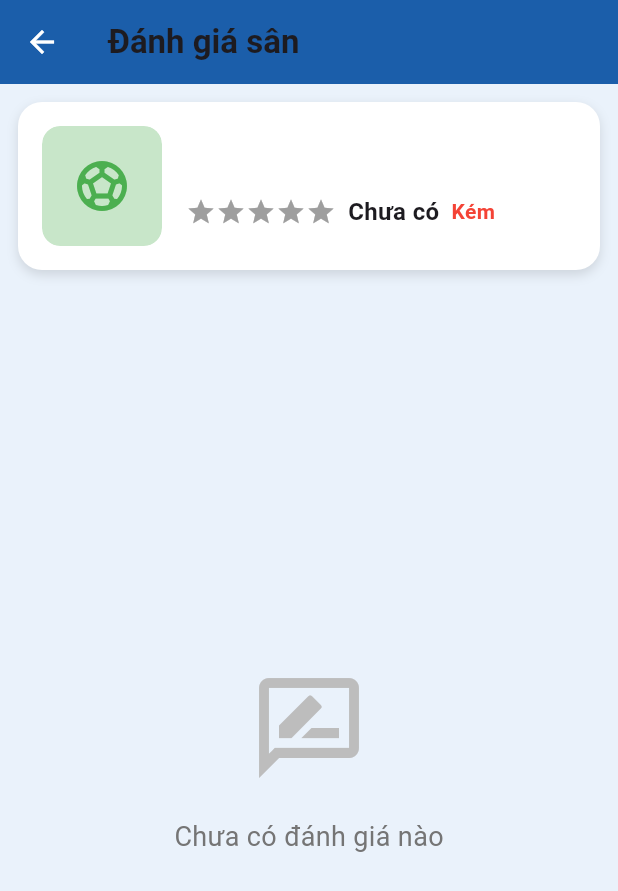
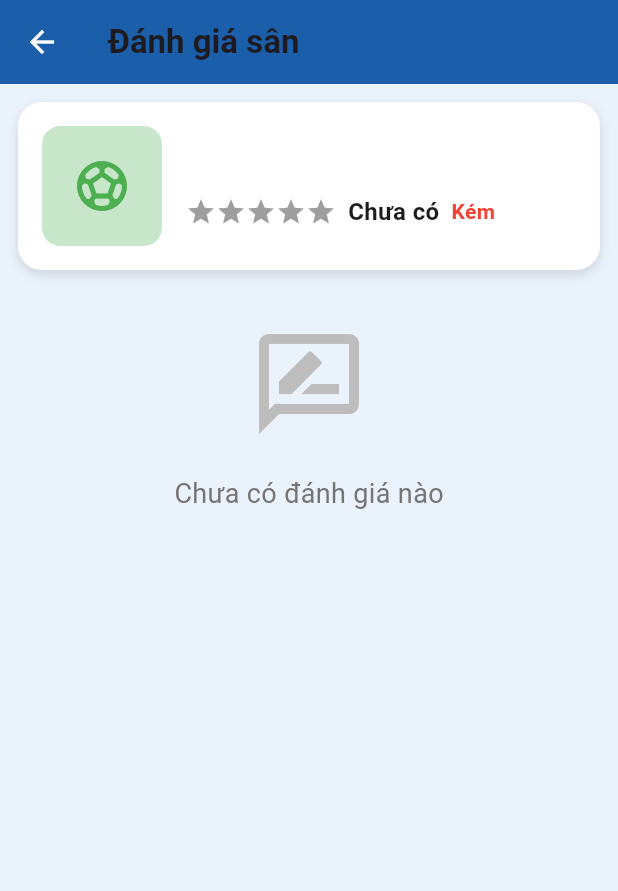
Before and after one commit to tranphicuong/FieldsHub_Project, a Flutter app: the ReviewScreen screen opened directly with empty values, on a phone screen of 412 x 824 dp. Shown: the top 891 px of the screen. Run offline on Flutter 3.47's test engine with Material 3 defaults, Android fonts, the light colour scheme and no system bars; drawn by our look-alikes of flutter_rating_bar; our stand-ins replace cached_network_image, cloud_firestore, firebase_auth, firebase_core, firebase_storage, fl_chart and 3 more; missing offline and left inert: cloudinary_public; accounts and stored records are empty; network calls fail; project files that could hold a hidden picture were left out.

Commit message:
update upload imgages

```diff
--- a/lib/services/cloudinary_service.dart
+++ b/lib/services/cloudinary_service.dart
@@ -4,7 +4,7 @@ import 'package:cloudinary_public/cloudinary_public.dart';
 import 'package:cloud_firestore/cloud_firestore.dart';
 
 class CloudinaryService {
-  static const String cloudName = 'dqabxyru';
+  static const String cloudName = 'dbvydjyb6';
   static const String uploadPreset = 'field_upload';
 
   static final cloudinary = CloudinaryPublic(cloudName, uploadPreset);
--- a/lib/user/review_screen.dart
+++ b/lib/user/review_screen.dart
@@ -109,10 +109,26 @@ class _ReviewScreenState extends State<ReviewScreen> {
           onPressed: () => Navigator.pop(context),
         ),
       ),
-      body: Column(
+      body: MediaQuery.removePadding(
+        context: context,
+        removeBottom: true, // Tắt padding tự động
+        child: GestureDetector(
+          onTap: () => FocusScope.of(context).unfocus(),
+          child: CustomScrollView(
+            slivers: [
+              // === PHẦN ĐẦU (không dùng viewInsets) ===
+              SliverToBoxAdapter(
+                child: Padding(
+                  padding: const EdgeInsets.fromLTRB(
+                    12,
+                    12,
+                    12,
+                    12,
+                  ), // Cố định, không đổi
+                  child: Column(
                     children: [
+                      // --- Thông tin sân ---
                       Container(
-            margin: const EdgeInsets.all(12),
                         padding: const EdgeInsets.all(16),
                         decoration: BoxDecoration(
                           color: Colors.white,
@@ -143,7 +159,7 @@ class _ReviewScreenState extends State<ReviewScreen> {
                                     color: Colors.green[100],
                                     borderRadius: BorderRadius.circular(12),
                                   ),
-                      child: const Icon(
+                                  child: Icon(
                                     Icons.sports_soccer,
                                     size: 40,
                                     color: Colors.green,
@@ -158,23 +174,26 @@ class _ReviewScreenState extends State<ReviewScreen> {
                                 children: [
                                   Text(
                                     widget.fieldName,
-                        style: const TextStyle(
+                                    style: TextStyle(
                                       fontWeight: FontWeight.bold,
                                       fontSize: 18,
                                     ),
                                   ),
                                   const SizedBox(height: 8),
                                   FutureBuilder<double>(
-                        future: Database.getFieldAverageRating(widget.fieldId),
+                                    future: Database.getFieldAverageRating(
+                                      widget.fieldId,
+                                    ),
                                     builder: (context, snapshot) {
                                       final avgRating = snapshot.data ?? 0.0;
-
                                       return Row(
                                         children: [
                                           RatingBarIndicator(
                                             rating: avgRating,
-                                itemBuilder: (context, _) =>
-                                    const Icon(Icons.star, color: Colors.amber),
+                                            itemBuilder: (_, __) => Icon(
+                                              Icons.star,
+                                              color: Colors.amber,
+                                            ),
                                             itemSize: 20,
                                             itemCount: 5,
                                           ),
@@ -183,7 +202,7 @@ class _ReviewScreenState extends State<ReviewScreen> {
                                             avgRating > 0
                                                 ? avgRating.toStringAsFixed(1)
                                                 : "Chưa có",
-                                style: const TextStyle(
+                                            style: TextStyle(
                                               fontWeight: FontWeight.bold,
                                               fontSize: 16,
                                             ),
@@ -208,41 +227,47 @@ class _ReviewScreenState extends State<ReviewScreen> {
                         ),
                       ),
 
+                      const SizedBox(height: 12),
+
+                      // --- Nút viết đánh giá ---
                       if (_canWriteReview && !_isWriting)
-            Padding(
-              padding: const EdgeInsets.symmetric(horizontal: 12),
-              child: OutlinedButton.icon(
+                        OutlinedButton.icon(
                           onPressed: () => setState(() => _isWriting = true),
-                icon: const Icon(Icons.edit, color: Colors.blue),
-                label: const Text(
+                          icon: Icon(Icons.edit, color: Colors.blue),
+                          label: Text(
                             "Viết đánh giá",
                             style: TextStyle(color: Colors.blue),
                           ),
                           style: OutlinedButton.styleFrom(
-                  side: const BorderSide(color: Colors.blue),
-                  padding: const EdgeInsets.symmetric(vertical: 12),
+                            side: BorderSide(color: Colors.blue),
+                            padding: EdgeInsets.symmetric(vertical: 12),
                             shape: RoundedRectangleBorder(
                               borderRadius: BorderRadius.circular(12),
                             ),
                           ),
                         ),
-            ),
 
+                      // --- Form viết đánh giá (không animation) ---
                       if (_isWriting)
                         Container(
-              margin: const EdgeInsets.symmetric(horizontal: 12, vertical: 8),
-              padding: const EdgeInsets.all(16),
+                          margin: EdgeInsets.symmetric(vertical: 8),
+                          padding: EdgeInsets.all(16),
                           decoration: BoxDecoration(
                             color: Colors.white,
                             borderRadius: BorderRadius.circular(16),
-                boxShadow: [BoxShadow(color: Colors.black12, blurRadius: 6)],
+                            boxShadow: [
+                              BoxShadow(color: Colors.black12, blurRadius: 6),
+                            ],
                           ),
                           child: Column(
                             crossAxisAlignment: CrossAxisAlignment.start,
                             children: [
-                  const Text(
+                              Text(
                                 "Đánh giá của bạn",
-                    style: TextStyle(fontWeight: FontWeight.bold, fontSize: 16),
+                                style: TextStyle(
+                                  fontWeight: FontWeight.bold,
+                                  fontSize: 16,
+                                ),
                               ),
                               const SizedBox(height: 16),
                               Center(
@@ -251,8 +276,8 @@ class _ReviewScreenState extends State<ReviewScreen> {
                                   minRating: 1,
                                   itemCount: 5,
                                   itemSize: 40,
-                      itemBuilder: (context, _) =>
-                          const Icon(Icons.star, color: Colors.amber),
+                                  itemBuilder: (_, __) =>
+                                      Icon(Icons.star, color: Colors.amber),
                                   onRatingUpdate: (rating) =>
                                       setState(() => _userRating = rating),
                                 ),
@@ -279,12 +304,16 @@ class _ReviewScreenState extends State<ReviewScreen> {
                                       onPressed: _sendReview,
                                       style: ElevatedButton.styleFrom(
                                         backgroundColor: Colors.blue[800],
-                            padding: const EdgeInsets.symmetric(vertical: 14),
+                                        padding: EdgeInsets.symmetric(
+                                          vertical: 14,
+                                        ),
                                         shape: RoundedRectangleBorder(
-                              borderRadius: BorderRadius.circular(12),
+                                          borderRadius: BorderRadius.circular(
+                                            12,
                                           ),
                                         ),
-                          child: const Text(
+                                      ),
+                                      child: Text(
                                         "Gửi đánh giá",
                                         style: TextStyle(
                                           fontWeight: FontWeight.bold,
@@ -301,12 +330,12 @@ class _ReviewScreenState extends State<ReviewScreen> {
                                       _controller.clear();
                                     }),
                                     style: OutlinedButton.styleFrom(
-                          side: const BorderSide(color: Colors.grey),
+                                      side: BorderSide(color: Colors.grey),
                                       shape: RoundedRectangleBorder(
                                         borderRadius: BorderRadius.circular(12),
                                       ),
                                     ),
-                        child: const Text("Hủy"),
+                                    child: Text("Hủy"),
                                   ),
                                 ],
                               ),
@@ -314,21 +343,34 @@ class _ReviewScreenState extends State<ReviewScreen> {
                           ),
                         ),
 
-          Expanded(
-            child: StreamBuilder<List<Map<String, dynamic>>>(
+                      const SizedBox(height: 12),
+                    ],
+                  ),
+                ),
+              ),
+
+              // === DANH SÁCH ĐÁNH GIÁ ===
+              StreamBuilder<List<Map<String, dynamic>>>(
                 stream: Database.getReviewsByField(widget.fieldId),
                 builder: (context, snapshot) {
-                final currentData = snapshot.data ?? [];
-
-                if (snapshot.connectionState == ConnectionState.waiting &&
-                    currentData.isEmpty) {
-                  return const Center(child: CircularProgressIndicator());
+                  if (snapshot.connectionState == ConnectionState.waiting) {
+                    return SliverToBoxAdapter(
+                      child: Center(
+                        child: SizedBox(
+                          width: 24,
+                          height: 24,
+                          child: CircularProgressIndicator(strokeWidth: 2),
+                        ),
+                      ),
+                    );
                   }
 
-                if (currentData.isEmpty) {
-                  return Center(
+                  final reviews = snapshot.data ?? [];
+
+                  if (reviews.isEmpty) {
+                    return SliverToBoxAdapter(
+                      child: Center(
                         child: Column(
-                      mainAxisAlignment: MainAxisAlignment.center,
                           children: [
                             Icon(
                               Icons.rate_review_outlined,
@@ -345,14 +387,13 @@ class _ReviewScreenState extends State<ReviewScreen> {
                             ),
                           ],
                         ),
+                      ),
                     );
                   }
 
-                return ListView.builder(
-                  padding: const EdgeInsets.all(12),
-                  itemCount: currentData.length,
-                  itemBuilder: (context, index) {
-                    final r = currentData[index];
+                  return SliverList(
+                    delegate: SliverChildBuilderDelegate((context, index) {
+                      final r = reviews[index];
                       final isMe =
                           (r['user_id'] as DocumentReference?)?.id ==
                           currentUser?.uid;
@@ -364,8 +405,11 @@ class _ReviewScreenState extends State<ReviewScreen> {
                           : 'Không rõ';
 
                       return Container(
-                      margin: const EdgeInsets.symmetric(vertical: 8),
-                      padding: const EdgeInsets.all(16),
+                        margin: EdgeInsets.symmetric(
+                          horizontal: 12,
+                          vertical: 8,
+                        ),
+                        padding: EdgeInsets.all(16),
                         decoration: BoxDecoration(
                           color: isMe ? Colors.blue[50] : Colors.white,
                           borderRadius: BorderRadius.circular(16),
@@ -384,10 +428,16 @@ class _ReviewScreenState extends State<ReviewScreen> {
                               backgroundColor: Colors.grey[200],
                               backgroundImage:
                                   r['user_avatar'].toString().isNotEmpty
-                                ? NetworkImage(r['user_avatar'])
+                                  ? NetworkImage(
+                                      '${r['user_avatar']}?w=80,h=80,c_fill,f_auto',
+                                    )
                                   : null,
                               child: r['user_avatar'].toString().isEmpty
-                                ? const Icon(Icons.person, color: Colors.grey)
+                                  ? Icon(
+                                      Icons.person,
+                                      color: Colors.grey,
+                                      size: 28,
+                                    )
                                   : null,
                             ),
                             const SizedBox(width: 12),
@@ -411,7 +461,7 @@ class _ReviewScreenState extends State<ReviewScreen> {
                                       ),
                                       Text(
                                         date,
-                                      style: const TextStyle(
+                                        style: TextStyle(
                                           color: Colors.grey,
                                           fontSize: 11,
                                         ),
@@ -422,17 +472,15 @@ class _ReviewScreenState extends State<ReviewScreen> {
                                   RatingBarIndicator(
                                     rating:
                                         (r['rating'] as num?)?.toDouble() ?? 0,
-                                  itemBuilder: (context, _) => const Icon(
-                                    Icons.star,
-                                    color: Colors.amber,
-                                  ),
+                                    itemBuilder: (_, __) =>
+                                        Icon(Icons.star, color: Colors.amber),
                                     itemSize: 18,
                                     itemCount: 5,
                                   ),
                                   const SizedBox(height: 8),
                                   Text(
                                     r['comment'],
-                                  style: const TextStyle(fontSize: 14),
+                                    style: TextStyle(fontSize: 14),
                                   ),
                                 ],
                               ),
@@ -440,12 +488,15 @@ class _ReviewScreenState extends State<ReviewScreen> {
                           ],
                         ),
                       );
-                  },
+                    }, childCount: reviews.length),
                   );
                 },
               ),
+
+              SliverToBoxAdapter(child: SizedBox(height: 20)),
+            ],
           ),
-        ],
+        ),
       ),
     );
   }
```
Also changed, not shown: lib/user/user_home_screen.dart (+12 -3 lines), otp-server/serviceAccountKey.json (added, +13 -0 lines), otp-server/.json (deleted). Lines whose indentation alone changed are shown as unchanged.
